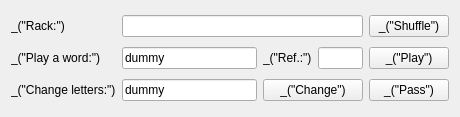
Before: the Qt Designer form qt/ui/player_widget.ui in cjlano/eliot, drawn with Qt 5.
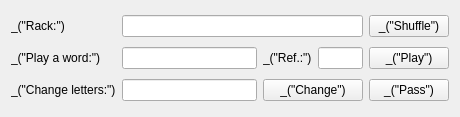
After: the same form once the commit is applied.

```diff
--- a/qt/ui/player_widget.ui
+++ b/qt/ui/player_widget.ui
@@ -44,9 +44,6 @@
      <property name="toolTip">
       <string>_(&quot;Enter the letters you want to change&quot;)</string>
      </property>
-     <property name="text">
-      <string>dummy</string>
-     </property>
     </widget>
    </item>
    <item row="2" column="2" colspan="2">
@@ -87,9 +84,6 @@
      <property name="statusTip">
       <string>_(&quot;Enter the word to play (case-insensitive). A joker from the rack must be written in parentheses. E.g.: w(o)rd or W(O)RD&quot;)</string>
      </property>
-     <property name="text">
-      <string>dummy</string>
-     </property>
     </widget>
    </item>
    <item row="1" column="4">
```
Left out of the diff: 9 changed lines with no effect on the pictures.
